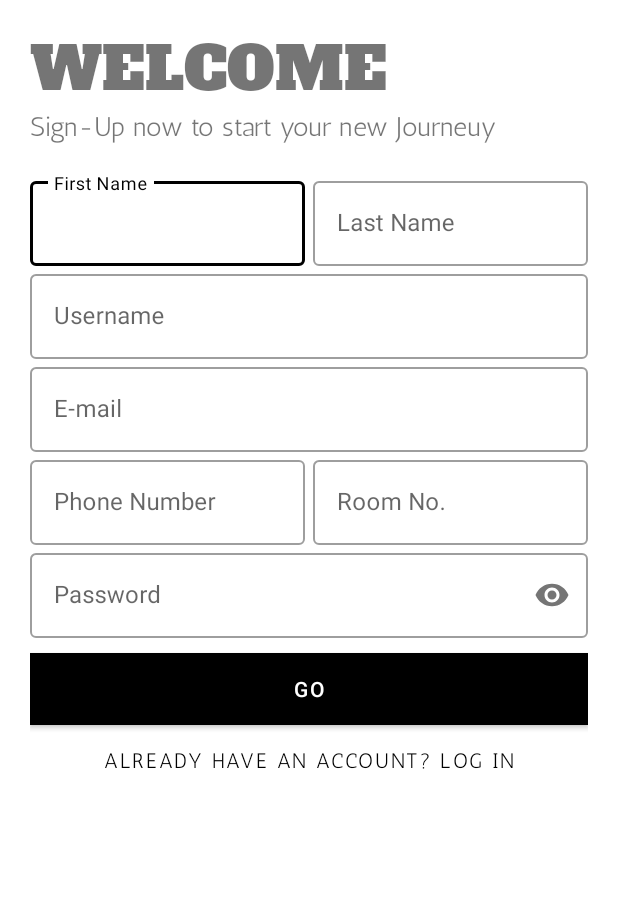
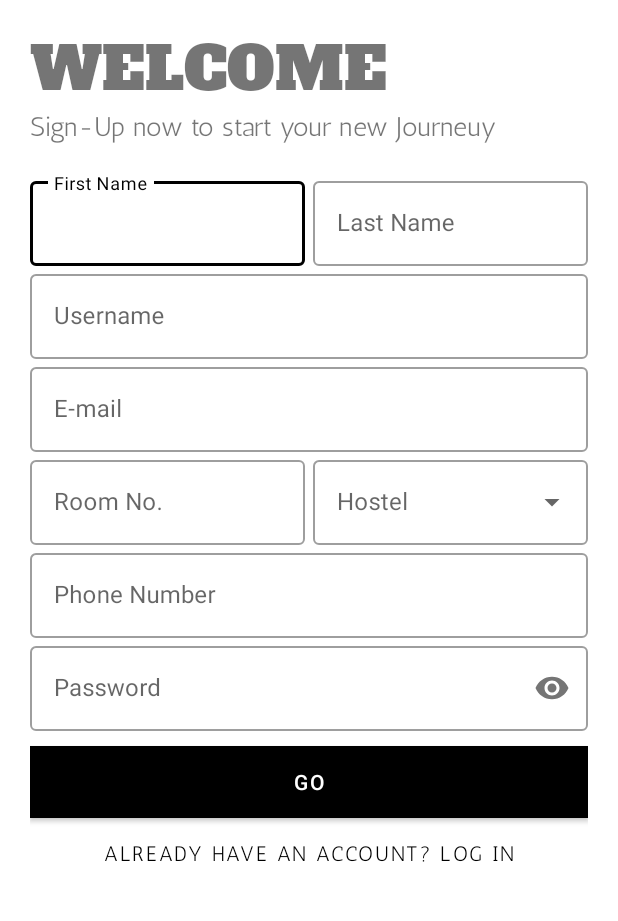
Before and after one commit to dracs516/BMSCEIH, an Android app: the Signup screen opened directly, with no data from a screen before it, on a phone screen of 412 x 824 dp, the part 255-1176 px from its top. Run offline under Robolectric (Android 15) with nearby library versions, the phone set to English and light mode, and no system bars; our stand-ins replace Volley; network calls fail.

```diff
--- a/app/src/main/java/com/example/bmsce_ih/Signup.java
+++ b/app/src/main/java/com/example/bmsce_ih/Signup.java
@@ -1,12 +1,18 @@
 package com.example.bmsce_ih;
 
 import android.content.Intent;
+import android.os.Build;
 import android.os.Bundle;
 import android.util.Log;
+import android.view.View;
 import android.view.WindowManager;
+import android.widget.AdapterView;
+import android.widget.ArrayAdapter;
+import android.widget.AutoCompleteTextView;
 import android.widget.Button;
 import android.widget.EditText;
 
+import androidx.annotation.RequiresApi;
 import androidx.appcompat.app.AppCompatActivity;
 
 import com.android.volley.Request;
@@ -15,15 +21,24 @@ import com.android.volley.Response;
 import com.android.volley.VolleyError;
 import com.android.volley.toolbox.JsonObjectRequest;
 import com.android.volley.toolbox.Volley;
+import com.google.android.material.textfield.TextInputLayout;
 
 import org.json.JSONException;
 import org.json.JSONObject;
+
+import java.util.ArrayList;
+import java.util.Arrays;
+import java.util.List;
 
 
 public class Signup extends AppCompatActivity {
 
     EditText firstname, lastname, username, email, phone, room, password;
     Button submit, login;
+    AutoCompleteTextView hostel;
+    TextInputLayout hostels;
+    //    ArrayList<String> arrayList_hostels;
+    ArrayAdapter<String> arrayAdapter_hostels;
 
     @Override
     protected void onCreate(Bundle savedInstanceState) {
@@ -41,6 +56,26 @@ public class Signup extends AppCompatActivity {
         password = findViewById(R.id.password);
         submit = findViewById(R.id.signup_btn);
         login = findViewById(R.id.login_screen);
+
+//        val hostelList = getResources().getStringArray(R.array.hostelList);
+//        val arrayAdapter = ArrayAdapter(requireContext())
+        hostels = (TextInputLayout) findViewById(R.id.hostels);
+        hostel = (AutoCompleteTextView) findViewById(R.id.hostels_list);
+
+//        arrayList_hostels = new ArrayList<>();
+        List<String> arrayList_hostels = Arrays.asList(getResources().getStringArray(R.array.hostelList));
+
+        arrayAdapter_hostels = new ArrayAdapter<>(getApplicationContext(), R.layout.hostel_dropdown, arrayList_hostels);
+        hostel.setAdapter(arrayAdapter_hostels);
+
+        hostel.setThreshold(1);
+
+//        hostels_list.setOnClickListener(new AdapterView.OnItemClickListener() {
+//            @Override
+//            public void onItemClick(AdapterView<?> parent, View view, int position, long id) {
+//
+//            }
+//        });
 
 
         submit.setOnClickListener((view) -> {
@@ -67,12 +102,13 @@ public class Signup extends AppCompatActivity {
             object.put("email", email.getText().toString());
             object.put("phone_num", phone.getText().toString());
             object.put("room_no", room.getText().toString());
+            object.put("hostel",hostel.getText().toString());
             object.put("password", password.getText().toString());
         } catch (JSONException e) {
             e.printStackTrace();
         }
         // Enter the correct url for your api service site
-        String url = "http://10.210.32.134:3000/user/register";
+        String url = "https://bmsih.herokuapp.com/user/register";
         JsonObjectRequest jsonObjectRequest = new JsonObjectRequest(Request.Method.POST, url, object,
                 new Response.Listener<JSONObject>() {
                     @Override
--- a/app/src/main/res/layout/activity_signup.xml
+++ b/app/src/main/res/layout/activity_signup.xml
@@ -125,31 +125,13 @@
             android:layout_height="wrap_content"
             android:orientation="horizontal"
             android:weightSum="2">
-
-            <com.google.android.material.textfield.TextInputLayout
-
-                android:layout_width="match_parent"
-                android:layout_height="wrap_content"
-                android:hint="Phone Number"
-                android:layout_weight="1"
-                android:layout_marginLeft="0dp"
-                android:layout_marginRight="2.5dp"
-                style="@style/Widget.MaterialComponents.TextInputLayout.OutlinedBox">
-
-                <com.google.android.material.textfield.TextInputEditText
-                    android:id="@+id/phone_no"
-                    android:layout_width="match_parent"
-                    android:layout_height="wrap_content"
-                    android:inputType="number"/>
-
-            </com.google.android.material.textfield.TextInputLayout>
-
             <com.google.android.material.textfield.TextInputLayout
                 android:layout_width="match_parent"
                 android:layout_height="wrap_content"
                 android:layout_weight="1"
-                android:layout_marginLeft="2.5dp"
-                android:layout_marginRight="0dp"
+                android:layout_marginLeft="0dp"
+                android:layout_marginRight="2.5dp"
+
                 style="@style/Widget.MaterialComponents.TextInputLayout.OutlinedBox">
 
                 <com.google.android.material.textfield.TextInputEditText
@@ -160,7 +142,45 @@
 
             </com.google.android.material.textfield.TextInputLayout>
 
+
+            <com.google.android.material.textfield.TextInputLayout
+                android:layout_marginLeft="2.5dp"
+                android:layout_marginRight="0dp"
+                android:layout_width="match_parent"
+                android:layout_height="match_parent"
+                android:layout_weight="1"
+                android:id="@+id/hostels"
+                style="@style/Widget.MaterialComponents.TextInputLayout.OutlinedBox.ExposedDropdownMenu">
+
+                <androidx.appcompat.widget.AppCompatAutoCompleteTextView
+                    android:id="@+id/hostels_list"
+                    android:layout_width="match_parent"
+                    android:layout_height="match_parent"
+                    android:hint="Hostel"
+                    android:inputType="none"
+                    android:paddingLeft="15dp" />
+
+
+            </com.google.android.material.textfield.TextInputLayout>
+
+
+
         </LinearLayout>
+        <com.google.android.material.textfield.TextInputLayout
+
+            android:layout_width="match_parent"
+            android:layout_height="wrap_content"
+            android:hint="Phone Number"
+            android:layout_weight="1"
+            style="@style/Widget.MaterialComponents.TextInputLayout.OutlinedBox">
+
+            <com.google.android.material.textfield.TextInputEditText
+                android:id="@+id/phone_no"
+                android:layout_width="match_parent"
+                android:layout_height="wrap_content"
+                android:inputType="number"/>
+
+        </com.google.android.material.textfield.TextInputLayout>
 
         <com.google.android.material.textfield.TextInputLayout
 
--- a/app/src/main/res/values/strings.xml
+++ b/app/src/main/res/values/strings.xml
@@ -17,4 +17,17 @@
     <string name="contact_text">Contact</string>
     <!-- TODO: Remove or change this placeholder text -->
     <string name="hello_blank_fragment">Hello blank fragment</string>
+
+    <string-array name="hostelList">
+        <item>IH</item>
+        <item>NH-1</item>
+        <item>NH-2</item>
+        <item>NH-3</item>
+        <item>NH-4</item>
+        <item>GH-1</item>
+        <item>GH-2</item>
+        <item>GH-3</item>
+        <item>GH-4</item>
+
+    </string-array>
 </resources>
```
Also changed, not shown: app/build.gradle (+14 -0 lines), app/src/main/java/com/example/bmsce_ih/ComplainFragment.java (+13 -5 lines), app/src/main/java/com/example/bmsce_ih/Login.java (+38 -38 lines), app/src/main/res/layout/card_base.xml (+28 -11 lines), app/src/main/res/layout/fragment_complaints.xml (+7 -10 lines), app/src/main/res/layout/hostel_dropdown.xml (added, +9 -0 lines).
